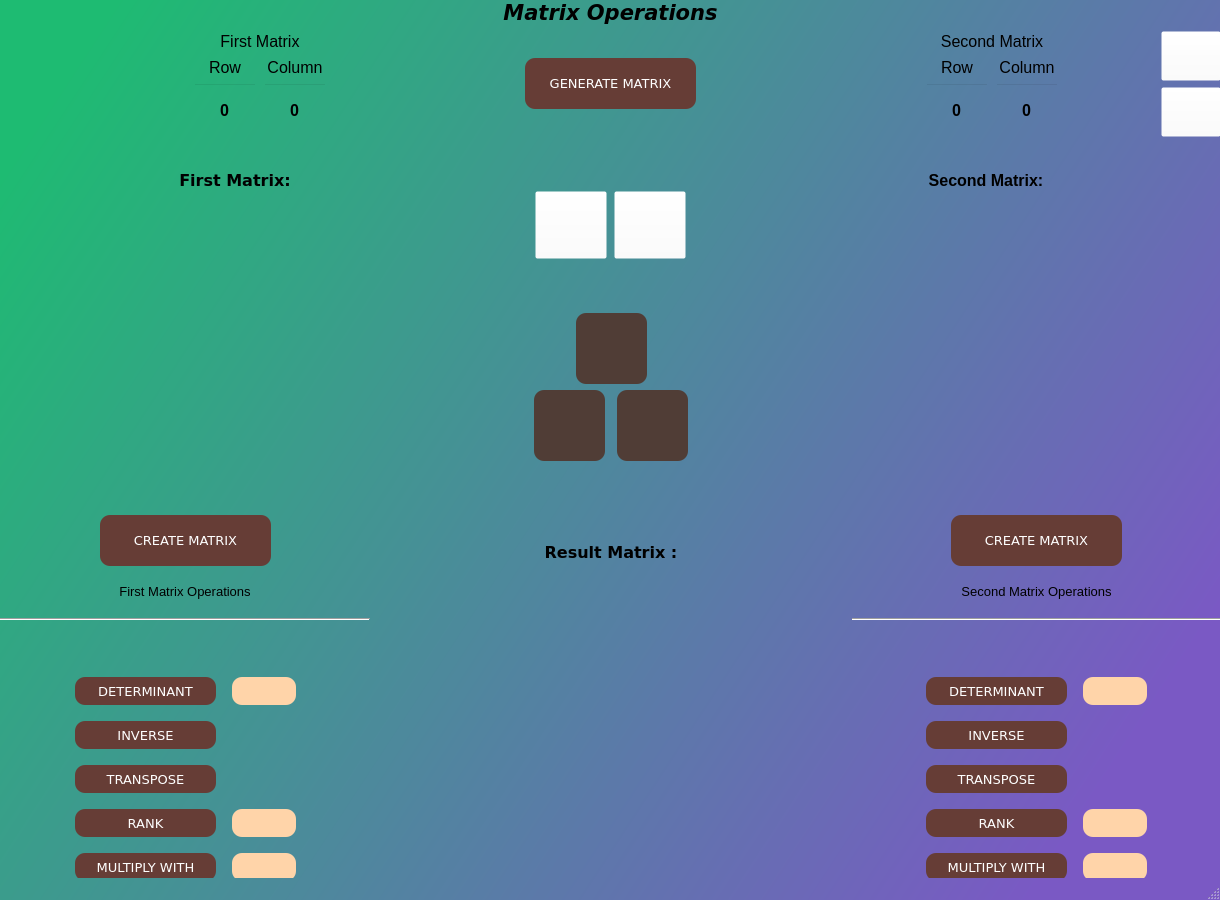
First picture: the form in qt_designer_ozan/matrix_operations_uiqt.ui, repository ozan-git/Sorting-Algorithms-Visualisation, before the edit.
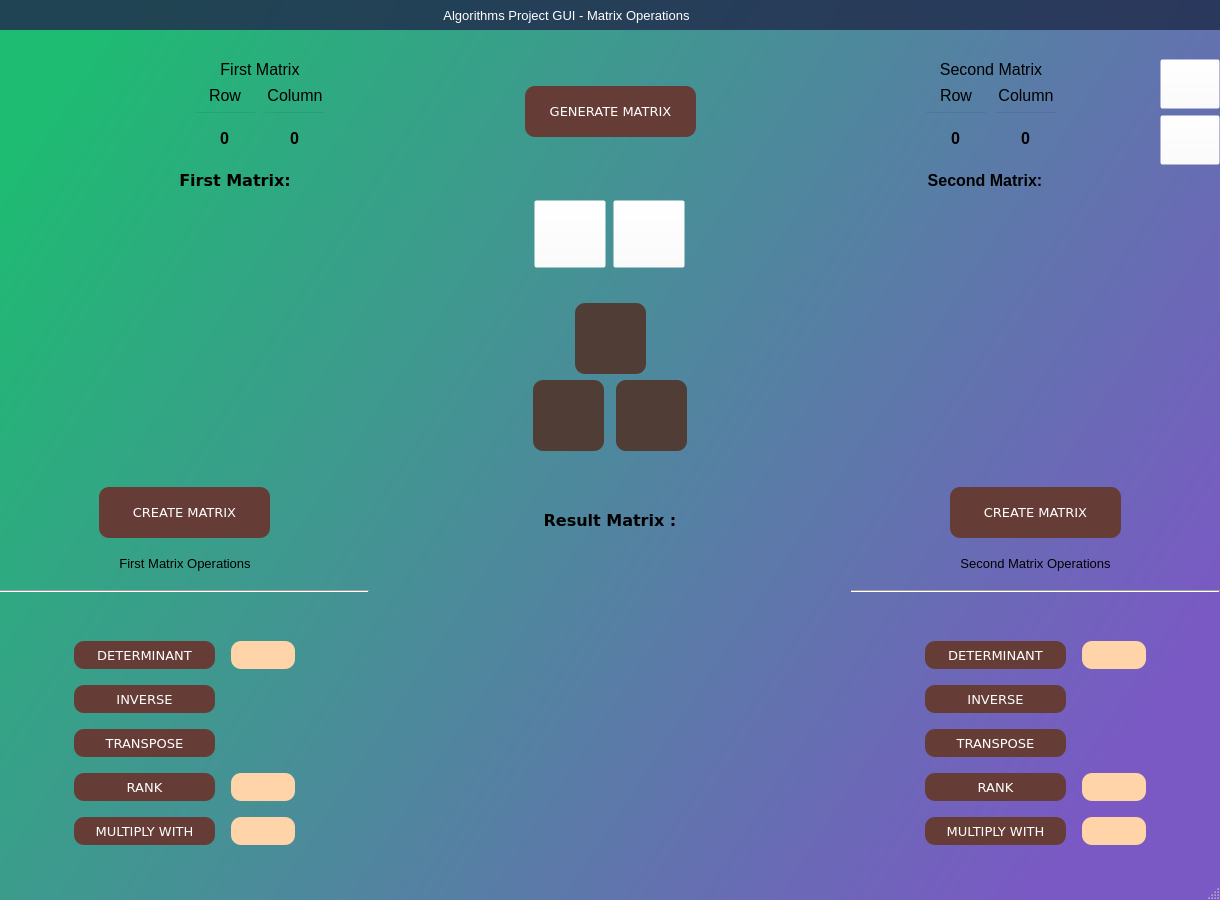
Second picture: the form after the edit. Icons and pictures are not drawn.

Commit message: Custom title bar Widget

What changed in the file:
```diff
--- a/qt_designer_ozan/matrix_operations_uiqt.ui
+++ b/qt_designer_ozan/matrix_operations_uiqt.ui
@@ -18,8 +18,8 @@
   </property>
   <property name="maximumSize">
    <size>
-    <width>1220</width>
-    <height>900</height>
+    <width>4500</width>
+    <height>4500</height>
    </size>
   </property>
   <property name="windowTitle">
@@ -31,32 +31,382 @@
 }</string>
   </property>
   <widget class="QWidget" name="centralwidget">
-   <widget class="QWidget" name="layoutWidget">
-    <property name="geometry">
-     <rect>
-      <x>0</x>
-      <y>0</y>
-      <width>1221</width>
-      <height>881</height>
-     </rect>
+   <layout class="QVBoxLayout" name="verticalLayout_19">
+    <property name="leftMargin">
+     <number>0</number>
     </property>
+    <property name="topMargin">
+     <number>0</number>
+    </property>
+    <property name="rightMargin">
+     <number>0</number>
+    </property>
+    <property name="bottomMargin">
+     <number>0</number>
+    </property>
+    <item>
     <layout class="QVBoxLayout" name="verticalLayout_18">
      <item>
+       <widget class="QFrame" name="frame_top">
+        <property name="minimumSize">
+         <size>
+          <width>1180</width>
+          <height>0</height>
+         </size>
+        </property>
+        <property name="maximumSize">
+         <size>
+          <width>16777215</width>
+          <height>60</height>
+         </size>
+        </property>
+        <property name="styleSheet">
+         <string notr="true">background-color: transparent;</string>
+        </property>
+        <property name="frameShape">
+         <enum>QFrame::NoFrame</enum>
+        </property>
+        <property name="frameShadow">
+         <enum>QFrame::Raised</enum>
+        </property>
+        <layout class="QHBoxLayout" name="horizontalLayout_27">
+         <property name="spacing">
+          <number>0</number>
+         </property>
+         <property name="leftMargin">
+          <number>0</number>
+         </property>
+         <property name="topMargin">
+          <number>0</number>
+         </property>
+         <property name="rightMargin">
+          <number>0</number>
+         </property>
+         <property name="bottomMargin">
+          <number>0</number>
+         </property>
+         <item>
+          <widget class="QFrame" name="frame_top_right">
+           <property name="styleSheet">
+            <string notr="true">background: transparent;</string>
+           </property>
+           <property name="frameShape">
+            <enum>QFrame::NoFrame</enum>
+           </property>
+           <property name="frameShadow">
+            <enum>QFrame::Raised</enum>
+           </property>
       <layout class="QVBoxLayout" name="verticalLayout_17">
+            <property name="spacing">
+             <number>0</number>
+            </property>
+            <property name="leftMargin">
+             <number>0</number>
+            </property>
+            <property name="topMargin">
+             <number>0</number>
+            </property>
+            <property name="rightMargin">
+             <number>0</number>
+            </property>
+            <property name="bottomMargin">
+             <number>0</number>
+            </property>
        <item>
-        <widget class="QLabel" name="label_10000">
+             <widget class="QFrame" name="frame_top_btns">
+              <property name="maximumSize">
+               <size>
+                <width>16777215</width>
+                <height>30</height>
+               </size>
+              </property>
+              <property name="styleSheet">
+               <string notr="true">background-color: rgba(33, 45, 76, 150);</string>
+              </property>
+              <property name="frameShape">
+               <enum>QFrame::NoFrame</enum>
+              </property>
+              <property name="frameShadow">
+               <enum>QFrame::Raised</enum>
+              </property>
+              <layout class="QHBoxLayout" name="horizontalLayout_28">
+               <property name="spacing">
+                <number>0</number>
+               </property>
+               <property name="leftMargin">
+                <number>0</number>
+               </property>
+               <property name="topMargin">
+                <number>0</number>
+               </property>
+               <property name="rightMargin">
+                <number>0</number>
+               </property>
+               <property name="bottomMargin">
+                <number>0</number>
+               </property>
+               <item>
+                <widget class="QFrame" name="frame_label_top_btns">
+                 <property name="minimumSize">
+                  <size>
+                   <width>0</width>
+                   <height>30</height>
+                  </size>
+                 </property>
+                 <property name="frameShape">
+                  <enum>QFrame::NoFrame</enum>
+                 </property>
+                 <property name="frameShadow">
+                  <enum>QFrame::Raised</enum>
+                 </property>
+                 <layout class="QHBoxLayout" name="horizontalLayout_29">
+                  <property name="spacing">
+                   <number>0</number>
+                  </property>
+                  <property name="leftMargin">
+                   <number>8</number>
+                  </property>
+                  <property name="topMargin">
+                   <number>0</number>
+                  </property>
+                  <property name="rightMargin">
+                   <number>10</number>
+                  </property>
+                  <property name="bottomMargin">
+                   <number>0</number>
+                  </property>
+                  <item>
+                   <widget class="QFrame" name="frame_icon_top_bar">
+                    <property name="minimumSize">
+                     <size>
+                      <width>0</width>
+                      <height>30</height>
+                     </size>
+                    </property>
+                    <property name="maximumSize">
+                     <size>
+                      <width>30</width>
+                      <height>30</height>
+                     </size>
+                    </property>
+                    <property name="styleSheet">
+                     <string notr="true">background: transparent;
+image: url(:/images/images/shutter_speed_white_24dp.svg);
+background-position: center;
+background-repeat: no-repeat;</string>
+                    </property>
+                    <property name="frameShape">
+                     <enum>QFrame::StyledPanel</enum>
+                    </property>
+                    <property name="frameShadow">
+                     <enum>QFrame::Raised</enum>
+                    </property>
+                   </widget>
+                  </item>
+                  <item>
+                   <widget class="QLabel" name="label_title_bar_top">
+                    <property name="minimumSize">
+                     <size>
+                      <width>0</width>
+                      <height>30</height>
+                     </size>
+                    </property>
          <property name="font">
           <font>
-           <family>Verdana</family>
-           <pointsize>12</pointsize>
-           <weight>75</weight>
-           <bold>true</bold>
-           <kerning>true</kerning>
-          </font>
-         </property>
+                      <family>Segoe UI</family>
+                      <pointsize>10</pointsize>
+                      <weight>50</weight>
+                      <bold>false</bold>
+                     </font>
+                    </property>
+                    <property name="styleSheet">
+                     <string notr="true">background: transparent;
+margin-left: 5px;
+color: rgb(255, 255, 255);</string>
+                    </property>
          <property name="text">
-          <string>&lt;html&gt;&lt;head/&gt;&lt;body&gt;&lt;p align=&quot;center&quot;&gt;&lt;span style=&quot; font-size:16pt; font-style:italic; color:#000000;&quot;&gt;Matrix Operations&lt;/span&gt;&lt;/p&gt;&lt;/body&gt;&lt;/html&gt;</string>
-         </property>
+                     <string>Algorithms Project GUI - Matrix Operations</string>
+                    </property>
+                    <property name="alignment">
+                     <set>Qt::AlignCenter</set>
+                    </property>
+                   </widget>
+                  </item>
+                 </layout>
+                 <zorder>label_title_bar_top</zorder>
+                 <zorder>frame_icon_top_bar</zorder>
+                </widget>
+               </item>
+               <item>
+                <widget class="QFrame" name="frame_btns_right">
+                 <property name="maximumSize">
+                  <size>
+                   <width>120</width>
+                   <height>16777215</height>
+                  </size>
+                 </property>
+                 <property name="frameShape">
+                  <enum>QFrame::NoFrame</enum>
+                 </property>
+                 <property name="frameShadow">
+                  <enum>QFrame::Raised</enum>
+                 </property>
+                 <layout class="QHBoxLayout" name="horizontalLayout_30">
+                  <property name="spacing">
+                   <number>0</number>
+                  </property>
+                  <property name="leftMargin">
+                   <number>0</number>
+                  </property>
+                  <property name="topMargin">
+                   <number>0</number>
+                  </property>
+                  <property name="rightMargin">
+                   <number>0</number>
+                  </property>
+                  <property name="bottomMargin">
+                   <number>0</number>
+                  </property>
+                  <item>
+                   <widget class="QPushButton" name="btn_minimize">
+                    <property name="sizePolicy">
+                     <sizepolicy hsizetype="Minimum" vsizetype="Expanding">
+                      <horstretch>0</horstretch>
+                      <verstretch>0</verstretch>
+                     </sizepolicy>
+                    </property>
+                    <property name="minimumSize">
+                     <size>
+                      <width>0</width>
+                      <height>30</height>
+                     </size>
+                    </property>
+                    <property name="toolTip">
+                     <string>Minimize</string>
+                    </property>
+                    <property name="styleSheet">
+                     <string notr="true">QPushButton {	
+	border: none;
+	background-color: transparent;
+}
+QPushButton:hover {
+	background-color: rgb(44, 49, 60)
+}
+QPushButton:pressed {	
+	background-color: rgb(85, 170, 255);
+}</string>
+                    </property>
+                    <property name="text">
+                     <string/>
+                    </property>
+                    <property name="icon">
+                     <iconset>
+                      <normaloff>../images/minimize_white_24dp.svg</normaloff>../images/minimize_white_24dp.svg</iconset>
+                    </property>
+                   </widget>
+                  </item>
+                  <item>
+                   <widget class="QPushButton" name="btn_maximize_restore">
+                    <property name="sizePolicy">
+                     <sizepolicy hsizetype="Minimum" vsizetype="Expanding">
+                      <horstretch>0</horstretch>
+                      <verstretch>0</verstretch>
+                     </sizepolicy>
+                    </property>
+                    <property name="minimumSize">
+                     <size>
+                      <width>0</width>
+                      <height>30</height>
+                     </size>
+                    </property>
+                    <property name="toolTip">
+                     <string>Maximize</string>
+                    </property>
+                    <property name="styleSheet">
+                     <string notr="true">QPushButton {	
+	border: none;
+	background-color: transparent;
+}
+QPushButton:hover {
+	background-color: rgb(44, 49, 60)
+}
+QPushButton:pressed {	
+	background-color: rgb(85, 170, 255);
+}</string>
+                    </property>
+                    <property name="text">
+                     <string/>
+                    </property>
+                    <property name="icon">
+                     <iconset>
+                      <normaloff>../images/open_in_full_white_24dp.svg</normaloff>../images/open_in_full_white_24dp.svg</iconset>
+                    </property>
+                   </widget>
+                  </item>
+                  <item>
+                   <widget class="QPushButton" name="btn_close">
+                    <property name="sizePolicy">
+                     <sizepolicy hsizetype="Minimum" vsizetype="Expanding">
+                      <horstretch>0</horstretch>
+                      <verstretch>0</verstretch>
+                     </sizepolicy>
+                    </property>
+                    <property name="minimumSize">
+                     <size>
+                      <width>0</width>
+                      <height>30</height>
+                     </size>
+                    </property>
+                    <property name="toolTip">
+                     <string>Close</string>
+                    </property>
+                    <property name="styleSheet">
+                     <string notr="true">QPushButton {	
+	border: none;
+	background-color: transparent;
+}
+QPushButton:hover {
+	background-color: rgb(44, 49, 60)
+}
+QPushButton:pressed {	
+	background-color: rgb(85, 170, 255);
+}</string>
+                    </property>
+                    <property name="text">
+                     <string/>
+                    </property>
+                    <property name="icon">
+                     <iconset>
+                      <normaloff>../images/close_white_24dp.svg</normaloff>../images/close_white_24dp.svg</iconset>
+                    </property>
+                   </widget>
+                  </item>
+                 </layout>
+                 <zorder>btn_minimize</zorder>
+                 <zorder>btn_close</zorder>
+                 <zorder>btn_maximize_restore</zorder>
+                </widget>
+               </item>
+              </layout>
+             </widget>
+            </item>
+            <item>
+             <spacer name="verticalSpacer_6">
+              <property name="orientation">
+               <enum>Qt::Vertical</enum>
+              </property>
+              <property name="sizeHint" stdset="0">
+               <size>
+                <width>20</width>
+                <height>40</height>
+               </size>
+              </property>
+             </spacer>
+            </item>
+           </layout>
+          </widget>
+         </item>
+        </layout>
         </widget>
        </item>
        <item>
@@ -582,8 +932,6 @@
          </item>
         </layout>
        </item>
-      </layout>
-     </item>
      <item>
       <layout class="QHBoxLayout" name="horizontalLayout_23">
        <item>
@@ -2080,8 +2428,22 @@
        </item>
       </layout>
      </item>
-    </layout>
-   </widget>
+      <item>
+       <spacer name="verticalSpacer_3">
+        <property name="orientation">
+         <enum>Qt::Vertical</enum>
+        </property>
+        <property name="sizeHint" stdset="0">
+         <size>
+          <width>20</width>
+          <height>40</height>
+         </size>
+        </property>
+       </spacer>
+      </item>
+     </layout>
+    </item>
+   </layout>
   </widget>
   <widget class="QStatusBar" name="statusbar"/>
  </widget>
```
Lines whose indentation alone changed are shown as unchanged. The commit also changes 22 other files.
